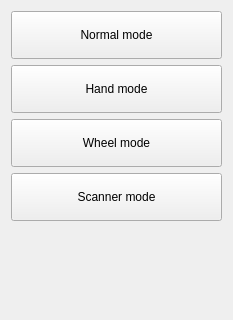
The window that ui/modeselectionwidget.ui (dmitry64/av20) describes before a commit, drawn with Qt 5.
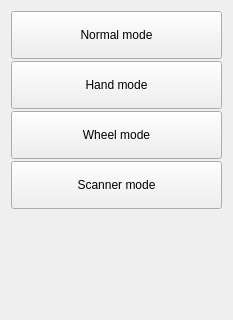
The same window after the commit. Icons and pictures are not drawn.

```diff
--- a/ui/modeselectionwidget.ui
+++ b/ui/modeselectionwidget.ui
@@ -19,6 +19,9 @@
   <layout class="QVBoxLayout" name="verticalLayout_2">
    <item>
     <layout class="QVBoxLayout" name="verticalLayout">
+     <property name="spacing">
+      <number>2</number>
+     </property>
      <item>
       <widget class="QPushButton" name="pushButton">
        <property name="minimumSize">
```
